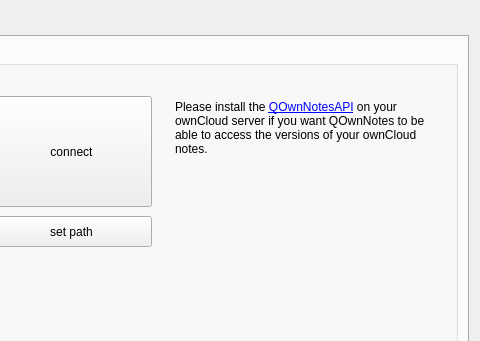
The window that src/settingsdialog.ui (pbek/QOwnNotes) describes before a commit, drawn with Qt 5; both pictures show x 681 to 1161 and y 0 to 341 of the 1161 by 696 pixel window.
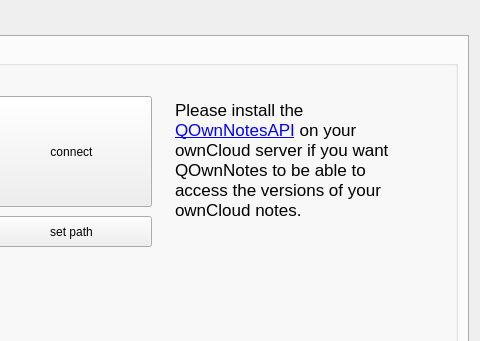
The same window after the commit. Icons and pictures are not drawn.

Commit message: settings changes for OSX

```diff
--- a/src/settingsdialog.ui
+++ b/src/settingsdialog.ui
@@ -210,7 +210,7 @@
              <rect>
               <x>830</x>
               <y>50</y>
-              <width>261</width>
+              <width>231</width>
               <height>171</height>
              </rect>
             </property>
@@ -224,8 +224,8 @@
              <string>&lt;!DOCTYPE HTML PUBLIC &quot;-//W3C//DTD HTML 4.0//EN&quot; &quot;http://www.w3.org/TR/REC-html40/strict.dtd&quot;&gt;
 &lt;html&gt;&lt;head&gt;&lt;meta name=&quot;qrichtext&quot; content=&quot;1&quot; /&gt;&lt;style type=&quot;text/css&quot;&gt;
 p, li { white-space: pre-wrap; }
-&lt;/style&gt;&lt;/head&gt;&lt;body style=&quot; font-family:'Sans Serif'; font-size:9pt; font-weight:400; font-style:normal;&quot;&gt;
-&lt;p style=&quot; margin-top:0px; margin-bottom:0px; margin-left:0px; margin-right:0px; -qt-block-indent:0; text-indent:0px;&quot;&gt;Please install the &lt;a href=&quot;https://apps.owncloud.com/content/show.php?content=173817&quot;&gt;&lt;span style=&quot; text-decoration: underline; color:#0000ff;&quot;&gt;QOwnNotesAPI&lt;/span&gt;&lt;/a&gt; on your ownCloud server if you want QOwnNotes to be able to access the versions of your ownCloud notes.&lt;/p&gt;&lt;/body&gt;&lt;/html&gt;</string>
+&lt;/style&gt;&lt;/head&gt;&lt;body style=&quot; font-family:'.Helvetica Neue DeskInterface'; font-size:13pt; font-weight:400; font-style:normal;&quot;&gt;
+&lt;p style=&quot; margin-top:0px; margin-bottom:0px; margin-left:0px; margin-right:0px; -qt-block-indent:0; text-indent:0px;&quot;&gt;&lt;span style=&quot; font-family:'Sans Serif';&quot;&gt;Please install the &lt;/span&gt;&lt;a href=&quot;https://apps.owncloud.com/content/show.php?content=173817&quot;&gt;&lt;span style=&quot; font-family:'Sans Serif'; text-decoration: underline; color:#0000ff;&quot;&gt;QOwnNotesAPI&lt;/span&gt;&lt;/a&gt;&lt;span style=&quot; font-family:'Sans Serif';&quot;&gt; on your ownCloud server if you want QOwnNotes to be able to access the versions of your ownCloud notes.&lt;/span&gt;&lt;/p&gt;&lt;/body&gt;&lt;/html&gt;</string>
             </property>
             <property name="openExternalLinks">
              <bool>true</bool>
```
Left out of the diff: 2 changed lines with no effect on the pictures.
